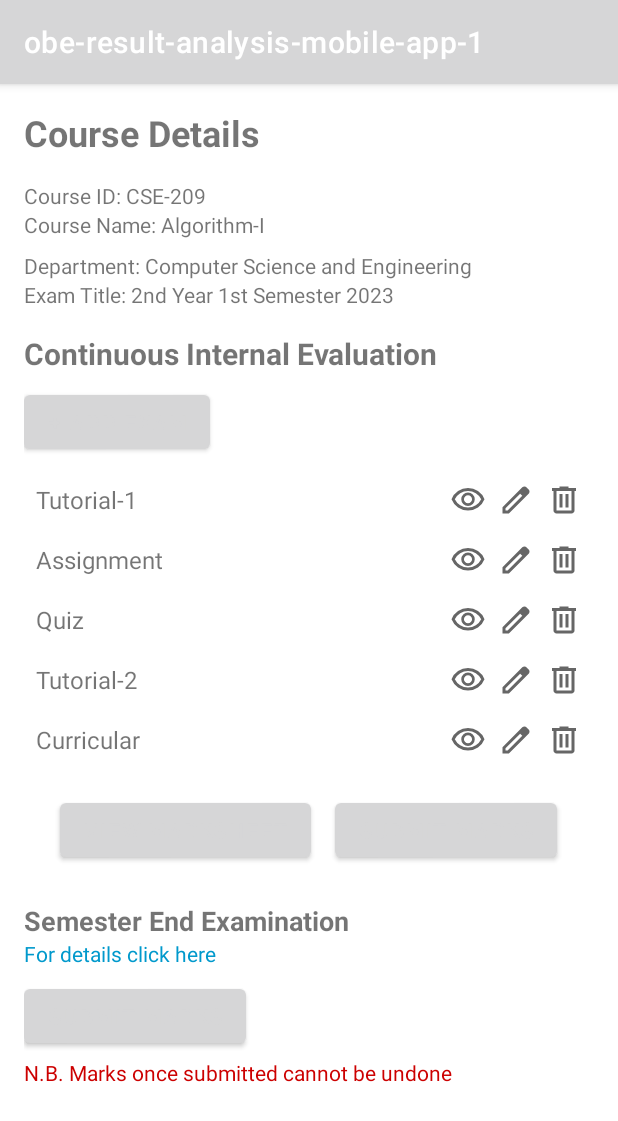
After one commit to Mahiyat/obe-result-analysis-mobile-app, an Android app: the fragment CourseInformationFragment shown on its own in the app's theme, on a phone screen of 412 x 824 dp. The commit adds this screen. Shown: the top 1121 px of the screen. Run offline under Robolectric (Android 15) with nearby library versions, the phone set to English and light mode, and no system bars; 2 statements that could not run were skipped.

Commit message:
Add Course Information UI
Add navigation from View Courses to Course Information

```diff
--- /dev/null
+++ b/app/src/main/java/com/example/obe_result_analysis_mobile_app_1/ui/gallery/CIEAdapter.kt
@@ -0,0 +1,44 @@
+package com.example.obe_result_analysis_mobile_app_1.ui.gallery
+
+import android.view.LayoutInflater
+import android.view.View
+import android.view.ViewGroup
+import android.widget.ImageButton
+import android.widget.TextView
+import androidx.recyclerview.widget.RecyclerView
+import com.example.obe_result_analysis_mobile_app_1.R
+
+data class Exam(val name: String, val details: String)
+
+class CIEAdapter(private val exams: List<String>) : RecyclerView.Adapter<CIEAdapter.ExamsViewHolder>() {
+
+    class ExamsViewHolder(view: View) : RecyclerView.ViewHolder(view) {
+        val examName: TextView = view.findViewById(R.id.exam_name)
+        val viewDetailsButton: ImageButton = view.findViewById(R.id.btn_view_exam_details)
+        val editButton: ImageButton = view.findViewById(R.id.btn_edit_exam)
+        val deleteButton: ImageButton = view.findViewById(R.id.btn_delete_exam)
+    }
+
+    override fun onCreateViewHolder(parent: ViewGroup, viewType: Int): ExamsViewHolder {
+        val view = LayoutInflater.from(parent.context).inflate(R.layout.item_cie, parent, false)
+        return ExamsViewHolder(view)
+    }
+
+    override fun onBindViewHolder(holder: ExamsViewHolder, position: Int) {
+        val exam = exams[position]
+        holder.examName.text = exam
+
+        // Set onClick listeners for each button if necessary
+        holder.viewDetailsButton.setOnClickListener {
+            // Handle view details
+        }
+        holder.editButton.setOnClickListener {
+            // Handle edit exam
+        }
+        holder.deleteButton.setOnClickListener {
+            // Handle delete exam
+        }
+    }
+
+    override fun getItemCount() = exams.size
+}
--- a/app/src/main/java/com/example/obe_result_analysis_mobile_app_1/ui/gallery/CourseAdapter.kt
+++ b/app/src/main/java/com/example/obe_result_analysis_mobile_app_1/ui/gallery/CourseAdapter.kt
@@ -5,6 +5,8 @@ import android.view.View
 import android.view.ViewGroup
 import android.widget.ImageView
 import android.widget.TextView
+import androidx.core.os.bundleOf
+import androidx.navigation.findNavController
 import androidx.recyclerview.widget.RecyclerView
 import com.example.obe_result_analysis_mobile_app_1.R
 
@@ -33,6 +35,11 @@ class CourseAdapter(private val courseList: List<Course>) :
         // Set actions for icons
         holder.viewIcon.setOnClickListener {
             // Handle view action
+            val bundle = bundleOf(
+                "courseId" to course.courseId,
+                "courseName" to course.courseName
+            )
+            it.findNavController().navigate(R.id.action_courseListFragment_to_courseInformationFragment, bundle)
         }
 
         holder.editIcon.setOnClickListener {
--- /dev/null
+++ b/app/src/main/java/com/example/obe_result_analysis_mobile_app_1/ui/gallery/CourseDetailsFragment.kt
@@ -0,0 +1,48 @@
+package com.example.obe_result_analysis_mobile_app_1.ui.gallery
+
+import android.os.Bundle
+import android.view.LayoutInflater
+import android.view.View
+import android.view.ViewGroup
+import android.widget.TextView
+import androidx.fragment.app.Fragment
+import com.example.obe_result_analysis_mobile_app_1.R
+
+class CourseDetailsFragment : Fragment() {
+
+    private lateinit var courseId: String
+    private lateinit var courseName: String
+
+    override fun onCreateView(
+        inflater: LayoutInflater, container: ViewGroup?,
+        savedInstanceState: Bundle?
+    ): View? {
+        // Inflate the layout for this fragment
+        val view = inflater.inflate(R.layout.fragment_course_information, container, false)
+
+        // Retrieve the arguments passed from CourseInformationFragment
+        arguments?.let {
+            courseId = it.getString("courseId").orEmpty()
+            courseName = it.getString("courseName").orEmpty()
+        }
+
+        // Find views and set course details
+        val courseIdTextView: TextView = view.findViewById(R.id.text_course_id)
+        val courseNameTextView: TextView = view.findViewById(R.id.text_course_name)
+
+        courseIdTextView.text = "Course ID: $courseId"
+        courseNameTextView.text = "Course Name: $courseName"
+
+        return view
+    }
+
+    companion object {
+        fun newInstance(courseId: String, courseName: String) =
+            CourseDetailsFragment().apply {
+                arguments = Bundle().apply {
+                    putString("courseId", courseId)
+                    putString("courseName", courseName)
+                }
+            }
+    }
+}
--- /dev/null
+++ b/app/src/main/java/com/example/obe_result_analysis_mobile_app_1/ui/gallery/CourseInformationFragment.kt
@@ -0,0 +1,65 @@
+package com.example.obe_result_analysis_mobile_app_1.ui.gallery
+
+import android.os.Bundle
+import android.view.LayoutInflater
+import android.view.View
+import android.view.ViewGroup
+import android.widget.Button
+import android.widget.TextView
+import androidx.fragment.app.Fragment
+import androidx.navigation.Navigation
+import androidx.recyclerview.widget.LinearLayoutManager
+import androidx.recyclerview.widget.RecyclerView
+import com.example.obe_result_analysis_mobile_app_1.R
+
+class CourseInformationFragment : Fragment() {
+
+    private lateinit var courseId: String
+    private lateinit var courseName: String
+    private lateinit var examRecyclerView: RecyclerView
+    private lateinit var examsAdapter: CIEAdapter
+    private lateinit var btnViewMarksheet: Button
+    private lateinit var btnSubmitMarks: Button
+
+    private val examsList = listOf("Tutorial-1", "Assignment", "Quiz", "Tutorial-2", "Curricular")
+
+    override fun onCreateView(
+        inflater: LayoutInflater, container: ViewGroup?,
+        savedInstanceState: Bundle?
+    ): View? {
+        // Inflate the layout for this fragment
+        val view = inflater.inflate(R.layout.fragment_course_information, container, false)
+
+        // Retrieve arguments from CourseAdapter
+        arguments?.let {
+            courseId = it.getString("courseId").orEmpty()
+            courseName = it.getString("courseName").orEmpty()
+        }
+
+        val courseIdTextView: TextView = view.findViewById(R.id.text_course_id)
+        val courseNameTextView: TextView = view.findViewById(R.id.text_course_name)
+        examRecyclerView = view.findViewById(R.id.recycler_view_exams)
+        btnViewMarksheet = view.findViewById(R.id.btn_view_marksheet)
+        btnSubmitMarks = view.findViewById(R.id.btn_submit_marks)
+
+        // Set course information in the views
+        courseIdTextView.text = "Course ID: $courseId"
+        courseNameTextView.text = "Course Name: $courseName"
+
+        examRecyclerView = view.findViewById(R.id.recycler_view_exams)
+        examRecyclerView.layoutManager = LinearLayoutManager(requireContext())
+        examsAdapter = CIEAdapter(examsList)
+        examRecyclerView.adapter = examsAdapter
+
+        // Handle button clicks
+        btnViewMarksheet.setOnClickListener {
+            // Handle View Marksheet button click
+        }
+
+        btnSubmitMarks.setOnClickListener {
+            // Handle Submit Marks button click
+        }
+
+        return view
+    }
+}
--- /dev/null
+++ b/app/src/main/res/layout/fragment_course_information.xml
@@ -0,0 +1,130 @@
+<?xml version="1.0" encoding="utf-8"?>
+<ScrollView xmlns:android="http://schemas.android.com/apk/res/android"
+    android:layout_width="match_parent"
+    android:layout_height="match_parent"
+    android:padding="16dp">
+
+    <LinearLayout
+        android:orientation="vertical"
+        android:layout_width="match_parent"
+        android:layout_height="wrap_content">
+
+        <!-- Course Information Header -->
+        <TextView
+            android:id="@+id/tv_course_info_title"
+            android:layout_width="wrap_content"
+            android:layout_height="wrap_content"
+            android:text="Course Details"
+            android:textSize="24sp"
+            android:textStyle="bold"
+            android:layout_marginBottom="16dp" />
+
+        <!-- Course Details -->
+        <TextView
+            android:id="@+id/text_course_id"
+            android:layout_width="wrap_content"
+            android:layout_height="wrap_content"
+            android:text="Course ID: CSE-209" />
+
+        <TextView
+            android:id="@+id/text_course_name"
+            android:layout_width="wrap_content"
+            android:layout_height="wrap_content"
+            android:text="Course Name: Algorithm-I" />
+
+        <TextView
+            android:id="@+id/tv_department"
+            android:layout_width="wrap_content"
+            android:layout_height="wrap_content"
+            android:text="Department: Computer Science and Engineering"
+            android:layout_marginTop="8dp" />
+
+        <TextView
+            android:id="@+id/tv_exam_title"
+            android:layout_width="wrap_content"
+            android:layout_height="wrap_content"
+            android:text="Exam Title: 2nd Year 1st Semester 2023"
+            android:layout_marginBottom="16dp" />
+
+        <!-- Continuous Internal Evaluation Header -->
+        <TextView
+            android:id="@+id/tv_cie_title"
+            android:layout_width="wrap_content"
+            android:layout_height="wrap_content"
+            android:text="Continuous Internal Evaluation"
+            android:textSize="20sp"
+            android:textStyle="bold"
+            android:layout_marginBottom="8dp" />
+
+        <!-- Add Exam Button -->
+        <Button
+            android:id="@+id/btn_add_exam"
+            android:layout_width="wrap_content"
+            android:layout_height="wrap_content"
+            android:text="+ Add Exam"
+            android:layout_marginBottom="8dp" />
+
+        <!-- Exam List (RecyclerView) -->
+        <androidx.recyclerview.widget.RecyclerView
+            android:id="@+id/recycler_view_exams"
+            android:layout_width="match_parent"
+            android:layout_height="wrap_content"
+            android:scrollbars="vertical" />
+
+        <!-- Action Buttons -->
+        <LinearLayout
+            android:orientation="horizontal"
+            android:layout_width="match_parent"
+            android:layout_height="wrap_content"
+            android:layout_gravity="center"
+            android:layout_marginTop="16dp"
+            android:gravity="center">
+
+            <Button
+                android:id="@+id/btn_view_marksheet"
+                android:layout_width="wrap_content"
+                android:layout_height="wrap_content"
+                android:text="View Marksheet" />
+
+            <Button
+                android:id="@+id/btn_submit_marks"
+                android:layout_width="wrap_content"
+                android:layout_height="wrap_content"
+                android:text="Submit Marks"
+                android:layout_marginLeft="16dp" />
+        </LinearLayout>
+
+        <!-- Semester End Examination -->
+        <TextView
+            android:id="@+id/tv_semester_end_exam"
+            android:layout_width="wrap_content"
+            android:layout_height="wrap_content"
+            android:text="Semester End Examination"
+            android:textSize="18sp"
+            android:textStyle="bold"
+            android:layout_marginTop="24dp" />
+
+        <TextView
+            android:id="@+id/tv_semester_end_exam_details"
+            android:layout_width="wrap_content"
+            android:layout_height="wrap_content"
+            android:text="For details click here"
+            android:textColor="@android:color/holo_blue_dark" />
+
+        <Button
+            android:id="@+id/btn_submit_semester_end_marks"
+            android:layout_width="wrap_content"
+            android:layout_height="wrap_content"
+            android:text="Submit Marks"
+            android:layout_marginTop="8dp" />
+
+        <TextView
+            android:id="@+id/tv_warning"
+            android:layout_width="wrap_content"
+            android:layout_height="wrap_content"
+            android:text="N.B. Marks once submitted cannot be undone"
+            android:textColor="@android:color/holo_red_dark"
+            android:layout_marginTop="4dp" />
+    </LinearLayout>
+
+</ScrollView>
--- /dev/null
+++ b/app/src/main/res/layout/item_cie.xml
@@ -0,0 +1,42 @@
+<?xml version="1.0" encoding="utf-8"?>
+<LinearLayout xmlns:android="http://schemas.android.com/apk/res/android"
+    android:layout_width="match_parent"
+    android:layout_height="wrap_content"
+    android:orientation="horizontal"
+    android:padding="8dp"
+    android:gravity="center_vertical">
+
+    <TextView
+        android:id="@+id/exam_name"
+        android:layout_width="0dp"
+        android:layout_height="wrap_content"
+        android:layout_weight="1"
+        android:text="Tutorial-1"
+        android:textSize="16sp" />
+
+    <ImageButton
+        android:id="@+id/btn_view_exam_details"
+        android:layout_width="wrap_content"
+        android:layout_height="wrap_content"
+        android:src="@drawable/visibility_24px"
+        android:contentDescription="View details"
+        android:background="?attr/selectableItemBackgroundBorderless" />
+
+    <ImageButton
+        android:id="@+id/btn_edit_exam"
+        android:layout_width="wrap_content"
+        android:layout_height="wrap_content"
+        android:src="@drawable/edit_24px"
+        android:contentDescription="Edit exam"
+        android:background="?attr/selectableItemBackgroundBorderless"
+        android:layout_marginLeft="8dp" />
+
+    <ImageButton
+        android:id="@+id/btn_delete_exam"
+        android:layout_width="wrap_content"
+        android:layout_height="wrap_content"
+        android:src="@drawable/delete_24px"
+        android:contentDescription="Delete exam"
+        android:background="?attr/selectableItemBackgroundBorderless"
+        android:layout_marginLeft="8dp" />
+</LinearLayout>
--- a/app/src/main/res/navigation/mobile_navigation.xml
+++ b/app/src/main/res/navigation/mobile_navigation.xml
@@ -15,11 +15,30 @@
         android:id="@+id/nav_gallery"
         android:name="com.example.obe_result_analysis_mobile_app_1.ui.gallery.CourseListFragment"
         android:label="@string/menu_gallery"
-        tools:layout="@layout/fragment_course_list" />
+        tools:layout="@layout/fragment_course_list">
+        <action
+            android:id="@+id/action_courseListFragment_to_courseInformationFragment"
+            app:destination="@id/nav_course_information" />
+    </fragment>
 
     <fragment
         android:id="@+id/nav_slideshow"
         android:name="com.example.obe_result_analysis_mobile_app_1.ui.slideshow.ResultStatisticsFragment"
         android:label="@string/menu_slideshow"
         tools:layout="@layout/fragment_result_statistics" />
+
+    <fragment
+        android:id="@+id/nav_course_information"
+        android:name="com.example.obe_result_analysis_mobile_app_1.ui.gallery.CourseInformationFragment"
+        android:label="@string/menu_course_information"
+        tools:layout="@layout/fragment_course_information">
+        <action
+            android:id="@+id/action_courseInformationFragment_to_courseDetailsFragment"
+            app:destination="@id/courseDetailsFragment" />
+    </fragment>
+
+    <fragment
+        android:id="@+id/courseDetailsFragment"
+        android:name="com.example.obe_result_analysis_mobile_app_1.ui.gallery.CourseDetailsFragment"
+        android:label="Course Details" />
 </navigation>
--- a/app/src/main/res/values/strings.xml
+++ b/app/src/main/res/values/strings.xml
@@ -12,4 +12,5 @@
     <string name="menu_home">Dashboard</string>
     <string name="menu_gallery">View Courses</string>
     <string name="menu_slideshow">Result Statistics</string>
+    <string name="menu_course_information">Course Information</string>
 </resources>
```
